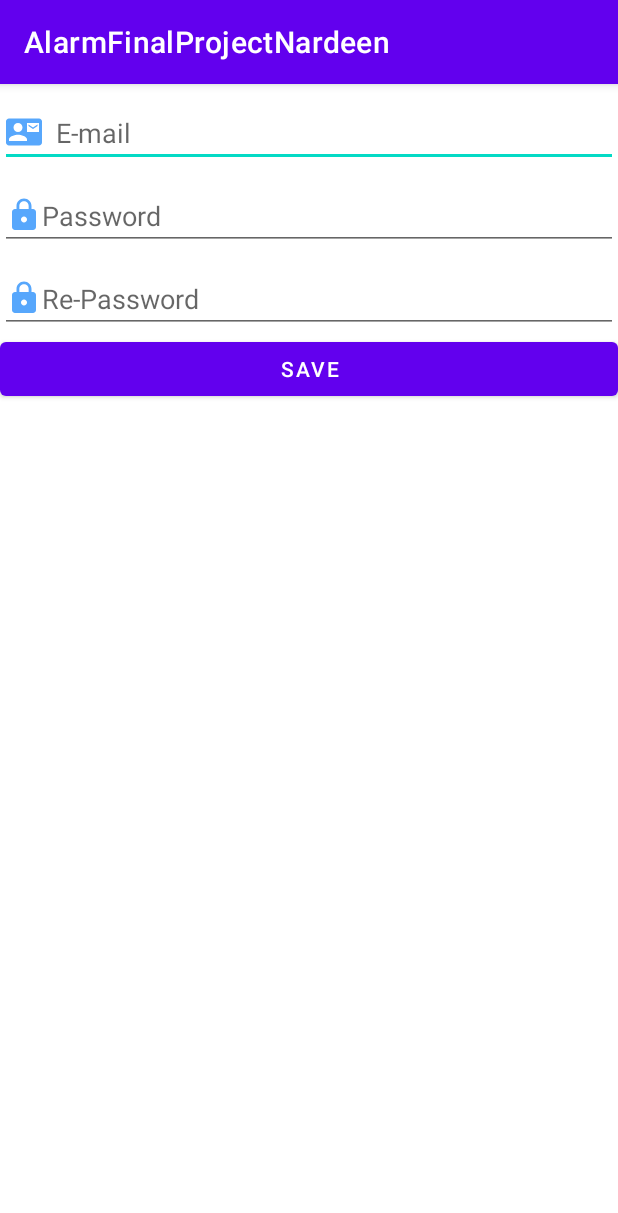
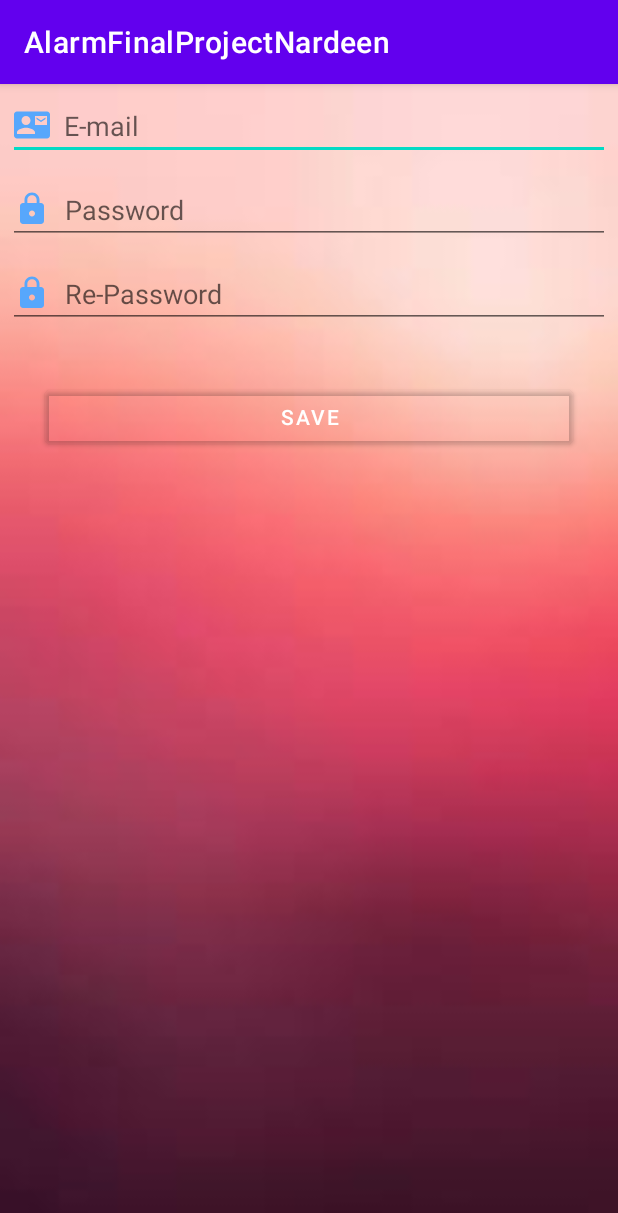
Before and after one commit to Nardeen230505/AlarmFinalProjectNardeen, an Android app: the SignUpActivity screen opened directly, with no data from a screen before it, on a phone screen of 412 x 824 dp. Shown: the top 1213 px of the screen. Run offline under Robolectric (Android 15) with nearby library versions, the phone set to English and light mode, and no system bars; our stand-ins replace Firebase (no records; nobody signed in at launch, a user with empty details on screens opened directly).

```diff
--- a/app/src/main/java/ow/nardeen/alarmfinalprojectnardeen/AddAlarmActivity.java
+++ b/app/src/main/java/ow/nardeen/alarmfinalprojectnardeen/AddAlarmActivity.java
@@ -56,7 +56,7 @@ public class AddAlarmActivity extends AppCompatActivity {
     private RadioButton rdMedium;
     private RadioButton rdLow;
   /*  private EditText etHour, etMinute;
-    int minute, hour, day;*/
+    int minute, hour, day; */
     TimePicker alarmTimePicker;
     PendingIntent pendingIntent;
     AlarmManager alarmManager;
@@ -335,6 +335,7 @@ public class AddAlarmActivity extends AppCompatActivity {
                         if (task.isSuccessful())
                         {
                             finish();
+                            addToGoogleCalender();
                             sendMessage(); //يرسل رسالة
                                 Toast.makeText(AddAlarmActivity.this,"added successfully", Toast.LENGTH_SHORT).show();
                                // scheduleTime();//for example
--- a/app/src/main/res/layout/activity_sign_up.xml
+++ b/app/src/main/res/layout/activity_sign_up.xml
@@ -3,14 +3,16 @@
     xmlns:app="http://schemas.android.com/apk/res-auto"
     xmlns:tools="http://schemas.android.com/tools"
     android:layout_width="match_parent"
-    android:layout_height="wrap_content"
+    android:layout_height="match_parent"
     android:orientation="vertical"
+    android:background="@drawable/backk"
     tools:context=".SignUpActivity">
+
     <EditText
         android:id="@+id/etEmail"
         android:layout_width="match_parent"
         android:layout_height="wrap_content"
-        android:layout_marginTop="10sp"
+        android:layout_margin="5dp"
         android:drawableLeft="@drawable/account"
         android:hint="  E-mail"
         tools:ignore="HardCodeText,RtlHardcoded" />
@@ -19,18 +21,21 @@
         android:id="@+id/etPasswordSignUp"
         android:layout_width="match_parent"
         android:layout_height="wrap_content"
-        android:layout_marginTop="10sp"
+        android:layout_margin="5dp"
         android:drawableLeft="@drawable/password"
+        android:drawablePadding="10dp"
         android:hint="Password"
-
         tools:ignore="HardCodeText,RtlHardcoded" />
 
     <EditText
         android:id="@+id/etRePassword"
         android:layout_width="match_parent"
         android:layout_height="wrap_content"
-        android:layout_marginTop="10sp"
+
         android:drawableLeft="@drawable/password"
+        android:drawablePadding="10dp"
+        android:layout_margin="5dp"
+
         android:hint="Re-Password"
 
         tools:ignore="HardCodeText,RtlHardcoded" />
@@ -40,5 +45,7 @@
         android:id="@+id/btnSaveSignUp"
         android:layout_width="match_parent"
         android:layout_height="wrap_content"
+        android:backgroundTint="#00FFFFFF"
+        android:layout_margin="30dp"
         android:text="Save" />
 </LinearLayout>
```
Also changed, not shown: app/src/main/res/layout/activity_add_task1.xml (+6 -1 lines).
